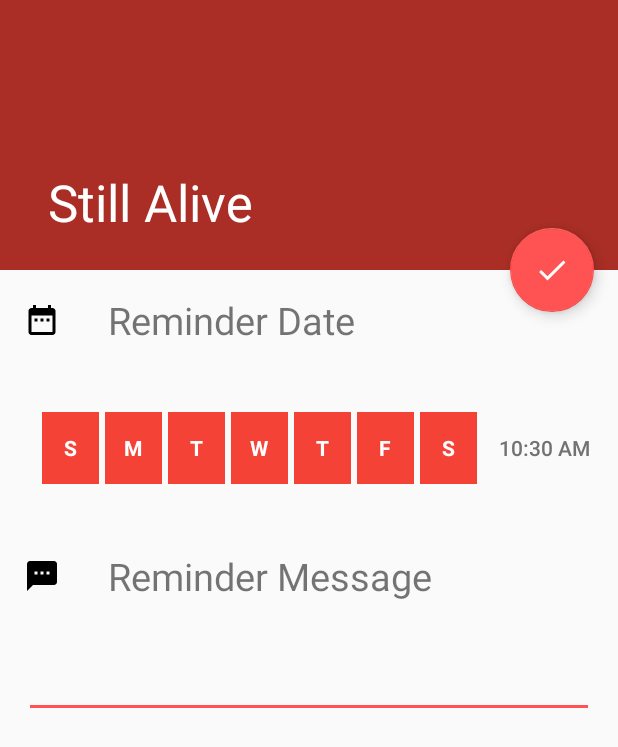
After one commit to AlecAnthonyGarcia/Capstone-Project, an Android app: the ReminderComposerActivity screen opened directly, with no data from a screen before it, on a phone screen of 412 x 824 dp. The commit adds this screen. Shown: the top 747 px of the screen. Run offline under Robolectric (Android 15) with nearby library versions, the light colour scheme and no system bars.

Commit message:
Implemented Reminder Composer UI

```diff
--- a/StillAlive/app/src/main/AndroidManifest.xml
+++ b/StillAlive/app/src/main/AndroidManifest.xml
@@ -1,6 +1,8 @@
 <?xml version="1.0" encoding="utf-8"?>
 <manifest xmlns:android="http://schemas.android.com/apk/res/android"
     package="im.stillalive">
+
+    <uses-permission android:name="android.permission.READ_CONTACTS" />
 
     <application
         android:allowBackup="true"
@@ -18,6 +20,9 @@
                 <category android:name="android.intent.category.LAUNCHER" />
             </intent-filter>
         </activity>
+        <activity
+            android:name=".ReminderComposerActivity"
+            android:theme="@style/AppTheme.NoActionBar"></activity>
     </application>
 
 </manifest>
--- a/StillAlive/app/src/main/java/im/stillalive/MainActivity.java
+++ b/StillAlive/app/src/main/java/im/stillalive/MainActivity.java
@@ -73,6 +73,14 @@ public class MainActivity extends AppCompatActivity {
                     getColumnIndex(ContactsContract.CommonDataKinds.Phone.DISPLAY_NAME));
             String contactNumber = cursor.getString(cursor.
                     getColumnIndex(ContactsContract.CommonDataKinds.Phone.NUMBER));
+            String contactPhoto = cursor.getString(cursor.
+                    getColumnIndex(ContactsContract.CommonDataKinds.Phone.PHOTO_URI));
+
+            Intent intent = new Intent(MainActivity.this, ReminderComposerActivity.class);
+            intent.putExtra("contactName", contactName);
+            intent.putExtra("contactNumber", contactNumber);
+            intent.putExtra("contactPhoto", contactPhoto);
+            startActivity(intent);
         }
     }
 }
--- /dev/null
+++ b/StillAlive/app/src/main/java/im/stillalive/ReminderComposerActivity.java
@@ -0,0 +1,167 @@
+package im.stillalive;
+
+import android.app.Dialog;
+import android.app.DialogFragment;
+import android.app.TimePickerDialog;
+import android.content.Intent;
+import android.graphics.Typeface;
+import android.net.Uri;
+import android.os.Bundle;
+import android.support.design.widget.FloatingActionButton;
+import android.support.design.widget.Snackbar;
+import android.support.v7.app.AppCompatActivity;
+import android.support.v7.widget.Toolbar;
+import android.text.format.DateFormat;
+import android.view.View;
+import android.widget.Button;
+import android.widget.CheckBox;
+import android.widget.CompoundButton;
+import android.widget.EditText;
+import android.widget.ImageView;
+import android.widget.TimePicker;
+
+import java.util.Calendar;
+import java.util.Locale;
+
+public class ReminderComposerActivity extends AppCompatActivity {
+
+    private Intent intentExtras;
+    private FloatingActionButton saveReminderFAB;
+    private static Button reminderTimePickerButton;
+    private EditText reminderMessage;
+    private CheckBox reminderDeliveryDaySundayButton;
+    private CheckBox reminderDeliveryDayMondayButton;
+    private CheckBox reminderDeliveryDayTuesdayButton;
+    private CheckBox reminderDeliveryDayWednesdayButton;
+    private CheckBox reminderDeliveryDayThursdayButton;
+    private CheckBox reminderDeliveryDayFridayButton;
+    private CheckBox reminderDeliveryDaySaturdayButton;
+
+    private static String reminderDeliveryTime;
+
+    @Override
+    protected void onCreate(Bundle savedInstanceState) {
+        super.onCreate(savedInstanceState);
+        setContentView(R.layout.activity_reminder_composer);
+
+        intentExtras = getIntent();
+
+        Toolbar toolbar = (Toolbar) findViewById(R.id.toolbar);
+        toolbar.setTitle(getIntent().getStringExtra("contactName"));
+        setSupportActionBar(toolbar);
+
+        ImageView contactPhoto = (ImageView) findViewById(R.id.contact_photo);
+        String contactPhotoUri = intentExtras.getStringExtra("contactPhoto");
+        if (contactPhotoUri != null) {
+            contactPhoto.setImageURI(Uri.parse(contactPhotoUri));
+        }
+
+        saveReminderFAB = (FloatingActionButton) findViewById(R.id.save_reminder_fab);
+        saveReminderFAB.setOnClickListener(new View.OnClickListener() {
+            @Override
+            public void onClick(View view) {
+                if (isMessageCompositionValid()) {
+                    // TODO: save reminder to Realm
+                }
+            }
+        });
+
+        reminderMessage = (EditText) findViewById(R.id.reminder_message);
+
+        reminderDeliveryDaySundayButton = (CheckBox) findViewById(R.id.message_delivery_day_sunday_button);
+        reminderDeliveryDayMondayButton = (CheckBox) findViewById(R.id.message_delivery_day_monday_button);
+        reminderDeliveryDayTuesdayButton = (CheckBox) findViewById(R.id.message_delivery_day_tuesday_button);
+        reminderDeliveryDayWednesdayButton = (CheckBox) findViewById(R.id.message_delivery_day_wednesday_button);
+        reminderDeliveryDayThursdayButton = (CheckBox) findViewById(R.id.message_delivery_day_thursday_button);
+        reminderDeliveryDayFridayButton = (CheckBox) findViewById(R.id.message_delivery_day_friday_button);
+        reminderDeliveryDaySaturdayButton = (CheckBox) findViewById(R.id.message_delivery_day_saturday_button);
+
+        reminderDeliveryDaySundayButton
+                .setOnCheckedChangeListener(onReminderDeliveryDayCheckChanged);
+        reminderDeliveryDayMondayButton
+                .setOnCheckedChangeListener(onReminderDeliveryDayCheckChanged);
+        reminderDeliveryDayTuesdayButton
+                .setOnCheckedChangeListener(onReminderDeliveryDayCheckChanged);
+        reminderDeliveryDayWednesdayButton
+                .setOnCheckedChangeListener(onReminderDeliveryDayCheckChanged);
+        reminderDeliveryDayThursdayButton
+                .setOnCheckedChangeListener(onReminderDeliveryDayCheckChanged);
+        reminderDeliveryDayFridayButton
+                .setOnCheckedChangeListener(onReminderDeliveryDayCheckChanged);
+        reminderDeliveryDaySaturdayButton
+                .setOnCheckedChangeListener(onReminderDeliveryDayCheckChanged);
+
+        Calendar c = Calendar.getInstance();
+        int hour = c.get(Calendar.HOUR_OF_DAY);
+        int minute = c.get(Calendar.MINUTE);
+        reminderTimePickerButton = (Button) findViewById(R.id.reminder_time_picker_button);
+        reminderTimePickerButton.setText(Util.getFormattedTime(hour, minute));
+        reminderTimePickerButton.setOnClickListener(new View.OnClickListener() {
+
+            @Override
+            public void onClick(View v) {
+                DialogFragment timerPickerFragment = new TimePickerFragment();
+                timerPickerFragment.show(getFragmentManager(), "timePicker");
+            }
+        });
+    }
+
+    public CompoundButton.OnCheckedChangeListener onReminderDeliveryDayCheckChanged = new CompoundButton.OnCheckedChangeListener() {
+
+        @Override
+        public void onCheckedChanged(CompoundButton buttonView,
+                                     boolean isChecked) {
+            if (!isChecked) {
+                buttonView.setTextColor(getResources().getColor(R.color.colorPrimaryText));
+                buttonView.setBackgroundResource(R.drawable.reminder_day_background_transparent);
+                buttonView.setTypeface(Typeface.DEFAULT);
+            } else {
+                buttonView.setTextColor(getResources().getColor(android.R.color.white));
+                buttonView.setBackgroundResource(R.drawable.reminder_day_background);
+                buttonView.setTypeface(Typeface.DEFAULT_BOLD);
+            }
+        }
+    };
+
+    public static class TimePickerFragment extends DialogFragment implements
+            TimePickerDialog.OnTimeSetListener {
+
+        @Override
+        public Dialog onCreateDialog(Bundle savedInstanceState) {
+            final Calendar c = Calendar.getInstance();
+            int hour = c.get(Calendar.HOUR_OF_DAY);
+            int minute = c.get(Calendar.MINUTE);
+            return new TimePickerDialog(getActivity(), this, hour, minute,
+                    DateFormat.is24HourFormat(getActivity()));
+        }
+
+        public void onTimeSet(TimePicker view, int hourOfDay, int minute) {
+            reminderDeliveryTime = String.format(Locale.getDefault(),
+                    "%1d:%02d", hourOfDay, minute);
+            reminderTimePickerButton.setText(Util.getFormattedTime(hourOfDay, minute));
+        }
+    }
+
+    public boolean isMessageCompositionValid() {
+        String messageTextStr = reminderMessage.getText().toString();
+        String contactName = intentExtras.getStringExtra("contactName");
+        if (!(reminderDeliveryDaySundayButton.isChecked()
+                || reminderDeliveryDayMondayButton.isChecked()
+                || reminderDeliveryDayTuesdayButton.isChecked()
+                || reminderDeliveryDayWednesdayButton.isChecked()
+                || reminderDeliveryDayThursdayButton.isChecked()
+                || reminderDeliveryDayFridayButton.isChecked() || reminderDeliveryDaySaturdayButton
+                .isChecked())) {
+            Snackbar.make(saveReminderFAB, getString(R.string.error_invalid_reminder_day)
+                    + " " + contactName, Snackbar.LENGTH_LONG).show();
+            return false;
+        }
+        if (!(messageTextStr.length() > 0)) {
+            Snackbar.make(saveReminderFAB, getString(R.string.error_invalid_reminder_message)
+                    + " " + contactName, Snackbar.LENGTH_LONG).show();
+            return false;
+        }
+        return true;
+    }
+
+}
--- /dev/null
+++ b/StillAlive/app/src/main/java/im/stillalive/Util.java
@@ -0,0 +1,13 @@
+package im.stillalive;
+
+import java.util.Locale;
+
+public class Util {
+
+    public static String getFormattedTime(int hourOfDay, int minute) {
+        return String.format(Locale.getDefault(), "%1d:%02d",
+                (hourOfDay == 0 || hourOfDay == 12) ? 12 : hourOfDay % 12, minute)
+                + ((hourOfDay >= 12) ? " PM" : " AM");
+    }
+
+}
--- /dev/null
+++ b/StillAlive/app/src/main/res/drawable/ic_date_range_black_24dp.xml
@@ -0,0 +1,9 @@
+<vector xmlns:android="http://schemas.android.com/apk/res/android"
+        android:width="24dp"
+        android:height="24dp"
+        android:viewportWidth="24.0"
+        android:viewportHeight="24.0">
+    <path
+        android:fillColor="#FF000000"
+        android:pathData="M9,11L7,11v2h2v-2zM13,11h-2v2h2v-2zM17,11h-2v2h2v-2zM19,4h-1L18,2h-2v2L8,4L8,2L6,2v2L5,4c-1.11,0 -1.99,0.9 -1.99,2L3,20c0,1.1 0.89,2 2,2h14c1.1,0 2,-0.9 2,-2L21,6c0,-1.1 -0.9,-2 -2,-2zM19,20L5,20L5,9h14v11z"/>
+</vector>
--- /dev/null
+++ b/StillAlive/app/src/main/res/drawable/ic_date_range_black_24dp_wrapped.xml
@@ -0,0 +1,4 @@
+<?xml version="1.0" encoding="utf-8"?>
+<layer-list xmlns:android="http://schemas.android.com/apk/res/android">
+    <item android:drawable="@drawable/ic_date_range_black_24dp" />
+</layer-list>
--- /dev/null
+++ b/StillAlive/app/src/main/res/drawable/ic_done_white_24px.xml
@@ -0,0 +1,9 @@
+<vector xmlns:android="http://schemas.android.com/apk/res/android"
+        android:width="24dp"
+        android:height="24dp"
+        android:viewportWidth="24.0"
+        android:viewportHeight="24.0">
+    <path
+        android:pathData="M9,16.2L4.8,12l-1.4,1.4L9,19 21,7l-1.4,-1.4L9,16.2z"
+        android:fillColor="#FFFFFF"/>
+</vector>
--- /dev/null
+++ b/StillAlive/app/src/main/res/drawable/ic_textsms_black_24dp.xml
@@ -0,0 +1,9 @@
+<vector xmlns:android="http://schemas.android.com/apk/res/android"
+        android:width="24dp"
+        android:height="24dp"
+        android:viewportWidth="24.0"
+        android:viewportHeight="24.0">
+    <path
+        android:fillColor="#FF000000"
+        android:pathData="M20,2L4,2c-1.1,0 -1.99,0.9 -1.99,2L2,22l4,-4h14c1.1,0 2,-0.9 2,-2L22,4c0,-1.1 -0.9,-2 -2,-2zM9,11L7,11L7,9h2v2zM13,11h-2L11,9h2v2zM17,11h-2L15,9h2v2z"/>
+</vector>
--- /dev/null
+++ b/StillAlive/app/src/main/res/drawable/ic_textsms_black_24dp_wrapped.xml
@@ -0,0 +1,4 @@
+<?xml version="1.0" encoding="utf-8"?>
+<layer-list xmlns:android="http://schemas.android.com/apk/res/android">
+    <item android:drawable="@drawable/ic_textsms_black_24dp" />
+</layer-list>
--- /dev/null
+++ b/StillAlive/app/src/main/res/drawable/reminder_day_background.xml
@@ -0,0 +1,10 @@
+<?xml version="1.0" encoding="utf-8"?>
+<shape xmlns:android="http://schemas.android.com/apk/res/android"
+    android:shape="rectangle">
+
+    <solid android:color="@color/colorPrimary" />
+
+    <size
+        android:width="48dp"
+        android:height="48dp" />
+</shape>
--- /dev/null
+++ b/StillAlive/app/src/main/res/drawable/reminder_day_background_transparent.xml
@@ -0,0 +1,10 @@
+<?xml version="1.0" encoding="utf-8"?>
+<shape xmlns:android="http://schemas.android.com/apk/res/android"
+    android:shape="oval">
+
+    <solid android:color="@android:color/transparent" />
+
+    <size
+        android:width="48dp"
+        android:height="48dp" />
+</shape>
--- /dev/null
+++ b/StillAlive/app/src/main/res/layout/activity_reminder_composer.xml
@@ -0,0 +1,60 @@
+<?xml version="1.0" encoding="utf-8"?>
+<android.support.design.widget.CoordinatorLayout xmlns:android="http://schemas.android.com/apk/res/android"
+    xmlns:app="http://schemas.android.com/apk/res-auto"
+    xmlns:tools="http://schemas.android.com/tools"
+    android:layout_width="match_parent"
+    android:layout_height="match_parent"
+    android:fitsSystemWindows="true"
+    tools:context=".ReminderComposerActivity">
+
+    <android.support.design.widget.AppBarLayout
+        android:id="@+id/app_bar"
+        android:layout_width="match_parent"
+        android:layout_height="@dimen/app_bar_height"
+        android:fitsSystemWindows="true"
+        android:theme="@style/AppTheme.AppBarOverlay">
+
+        <android.support.design.widget.CollapsingToolbarLayout
+            android:id="@+id/toolbar_layout"
+            android:layout_width="match_parent"
+            android:layout_height="match_parent"
+            android:fitsSystemWindows="true"
+            app:contentScrim="?attr/colorPrimary"
+            app:layout_scrollFlags="scroll|exitUntilCollapsed">
+
+            <ImageView
+                android:id="@+id/contact_photo"
+                android:layout_width="match_parent"
+                android:layout_height="match_parent"
+                android:scaleType="centerCrop" />
+
+            <View
+                android:layout_width="match_parent"
+                android:layout_height="match_parent"
+                android:alpha="0.3"
+                android:background="@android:color/black" />
+
+            <android.support.v7.widget.Toolbar
+                android:id="@+id/toolbar"
+                android:layout_width="match_parent"
+                android:layout_height="?attr/actionBarSize"
+                app:contentScrim="?attr/colorPrimary"
+                app:layout_collapseMode="parallax"
+                app:layout_collapseParallaxMultiplier="0.7"
+                app:popupTheme="@style/AppTheme.PopupOverlay" />
+
+        </android.support.design.widget.CollapsingToolbarLayout>
+    </android.support.design.widget.AppBarLayout>
+
+    <include layout="@layout/content_reminder_composer" />
+
+    <android.support.design.widget.FloatingActionButton
+        android:id="@+id/save_reminder_fab"
+        android:layout_width="wrap_content"
+        android:layout_height="wrap_content"
+        android:layout_margin="@dimen/fab_margin"
+        app:layout_anchor="@id/app_bar"
+        app:layout_anchorGravity="bottom|end"
+        app:srcCompat="@drawable/ic_done_white_24px" />
+
+</android.support.design.widget.CoordinatorLayout>
--- /dev/null
+++ b/StillAlive/app/src/main/res/layout/content_reminder_composer.xml
@@ -0,0 +1,67 @@
+<?xml version="1.0" encoding="utf-8"?>
+<android.support.v4.widget.NestedScrollView xmlns:android="http://schemas.android.com/apk/res/android"
+    xmlns:app="http://schemas.android.com/apk/res-auto"
+    xmlns:tools="http://schemas.android.com/tools"
+    android:layout_width="match_parent"
+    android:layout_height="match_parent"
+    app:layout_behavior="@string/appbar_scrolling_view_behavior"
+    tools:context=".ReminderComposerActivity"
+    tools:showIn="@layout/activity_reminder_composer">
+
+    <LinearLayout
+        android:layout_width="match_parent"
+        android:layout_height="match_parent"
+        android:orientation="vertical">
+
+        <TextView
+            android:layout_width="wrap_content"
+            android:layout_height="wrap_content"
+            android:layout_margin="@dimen/text_margin"
+            android:drawableLeft="@drawable/ic_date_range_black_24dp_wrapped"
+            android:drawablePadding="32dp"
+            android:text="@string/reminder_date_title"
+            android:textSize="25sp" />
+
+        <LinearLayout
+            android:layout_width="match_parent"
+            android:layout_height="wrap_content"
+            android:layout_margin="@dimen/text_margin"
+            android:gravity="center_vertical"
+            android:orientation="horizontal"
+            android:weightSum="2.0">
+
+            <include
+                layout="@layout/content_reminder_days_selector"
+                android:layout_width="wrap_content"
+                android:layout_height="wrap_content"
+                android:layout_weight="1.5" />
+
+            <Button
+                android:id="@+id/reminder_time_picker_button"
+                android:layout_width="wrap_content"
+                android:layout_height="wrap_content"
+                android:layout_weight="0.5"
+                android:background="@null"
+                tools:text="12:00 PM"
+                android:textColor="@color/colorSecondaryText" />
+        </LinearLayout>
+
+
+        <TextView
+            android:layout_width="wrap_content"
+            android:layout_height="wrap_content"
+            android:layout_margin="@dimen/text_margin"
+            android:drawableLeft="@drawable/ic_textsms_black_24dp_wrapped"
+            android:drawablePadding="32dp"
+            android:text="@string/reminder_message_title"
+            android:textSize="25sp" />
+
+        <EditText
+            android:id="@+id/reminder_message"
+            android:layout_width="match_parent"
+            android:layout_height="wrap_content"
+            android:layout_margin="@dimen/text_margin" />
+
+    </LinearLayout>
+
+</android.support.v4.widget.NestedScrollView>
--- /dev/null
+++ b/StillAlive/app/src/main/res/layout/content_reminder_days_selector.xml
@@ -0,0 +1,58 @@
+<?xml version="1.0" encoding="utf-8"?>
+<LinearLayout xmlns:android="http://schemas.android.com/apk/res/android"
+    android:layout_width="match_parent"
+    android:layout_height="match_parent"
+    android:orientation="horizontal"
+    android:padding="@dimen/reminder_days_selector_padding"
+    android:weightSum="7.0">
+
+    <CheckBox
+        android:id="@+id/message_delivery_day_sunday_button"
+        style="@style/ReminderDeliveryDay"
+        android:layout_width="wrap_content"
+        android:layout_height="wrap_content"
+        android:text="@string/reminder_delivery_day_sunday" />
+
+    <CheckBox
+        android:id="@+id/message_delivery_day_monday_button"
+        style="@style/ReminderDeliveryDay"
+        android:layout_width="wrap_content"
+        android:layout_height="wrap_content"
+        android:text="@string/reminder_delivery_day_monday" />
+
+    <CheckBox
+        android:id="@+id/message_delivery_day_tuesday_button"
+        style="@style/ReminderDeliveryDay"
+        android:layout_width="wrap_content"
+        android:layout_height="wrap_content"
+        android:text="@string/reminder_delivery_day_tuesday" />
+
+    <CheckBox
+        android:id="@+id/message_delivery_day_wednesday_button"
+        style="@style/ReminderDeliveryDay"
+        android:layout_width="wrap_content"
+        android:layout_height="wrap_content"
+        android:text="@string/reminder_delivery_day_wednesday" />
+
+    <CheckBox
+        android:id="@+id/message_delivery_day_thursday_button"
+        style="@style/ReminderDeliveryDay"
+        android:layout_width="wrap_content"
+        android:layout_height="wrap_content"
+        android:text="@string/reminder_delivery_day_thursday" />
+
+    <CheckBox
+        android:id="@+id/message_delivery_day_friday_button"
+        style="@style/ReminderDeliveryDay"
+        android:layout_width="wrap_content"
+        android:layout_height="wrap_content"
+        android:text="@string/reminder_delivery_day_friday" />
+
+    <CheckBox
+        android:id="@+id/message_delivery_day_saturday_button"
+        style="@style/ReminderDeliveryDay"
+        android:layout_width="wrap_content"
+        android:layout_height="wrap_content"
+        android:text="@string/reminder_delivery_day_saturday" />
+
+</LinearLayout>
--- a/StillAlive/app/src/main/res/values/dimens.xml
+++ b/StillAlive/app/src/main/res/values/dimens.xml
@@ -3,4 +3,7 @@
     <dimen name="activity_horizontal_margin">16dp</dimen>
     <dimen name="activity_vertical_margin">16dp</dimen>
     <dimen name="fab_margin">16dp</dimen>
+    <dimen name="app_bar_height">180dp</dimen>
+    <dimen name="text_margin">16dp</dimen>
+    <dimen name="reminder_days_selector_padding">10dp</dimen>
 </resources>
--- a/StillAlive/app/src/main/res/values/strings.xml
+++ b/StillAlive/app/src/main/res/values/strings.xml
@@ -1,4 +1,15 @@
 <resources>
     <string name="app_name">Still Alive</string>
     <string name="action_settings">Settings</string>
+    <string name="reminder_date_title">Reminder Date</string>
+    <string name="reminder_message_title">Reminder Message</string>
+    <string name="reminder_delivery_day_sunday">S</string>
+    <string name="reminder_delivery_day_monday">M</string>
+    <string name="reminder_delivery_day_tuesday">T</string>
+    <string name="reminder_delivery_day_wednesday">W</string>
+    <string name="reminder_delivery_day_thursday">T</string>
+    <string name="reminder_delivery_day_friday">F</string>
+    <string name="reminder_delivery_day_saturday">S</string>
+    <string name="error_invalid_reminder_day">Select at least one day to send your message to</string>
+    <string name="error_invalid_reminder_message">Enter a message to send to</string>
 </resources>
--- a/StillAlive/app/src/main/res/values/styles.xml
+++ b/StillAlive/app/src/main/res/values/styles.xml
@@ -17,4 +17,16 @@
 
     <style name="AppTheme.PopupOverlay" parent="ThemeOverlay.AppCompat.Light" />
 
+    <style name="ReminderDeliveryDay">
+        <item name="android:checked">true</item>
+        <item name="android:textStyle">bold</item>
+        <item name="android:button">@android:color/transparent</item>
+        <item name="android:layout_weight">1.0</item>
+        <item name="android:layout_margin">2dp</item>
+        <item name="android:padding">10dp</item>
+        <item name="android:gravity">center</item>
+        <item name="android:background">@drawable/reminder_day_background</item>
+        <item name="android:textColor">@android:color/white</item>
+    </style>
+
 </resources>
```
